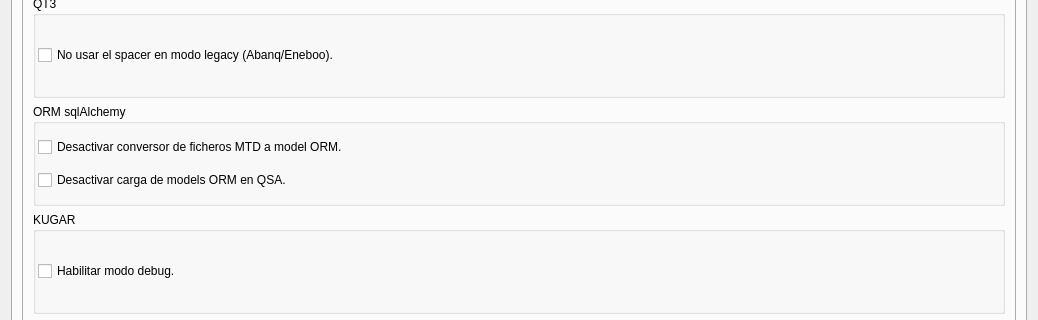
First picture: the form in pineboolib/system_module/forms/ebcomportamiento.ui, repository Aulla/pineboo, before the edit; both pictures show x 0 to 1038 and y 328 to 648 of the 1038 by 920 pixel window.
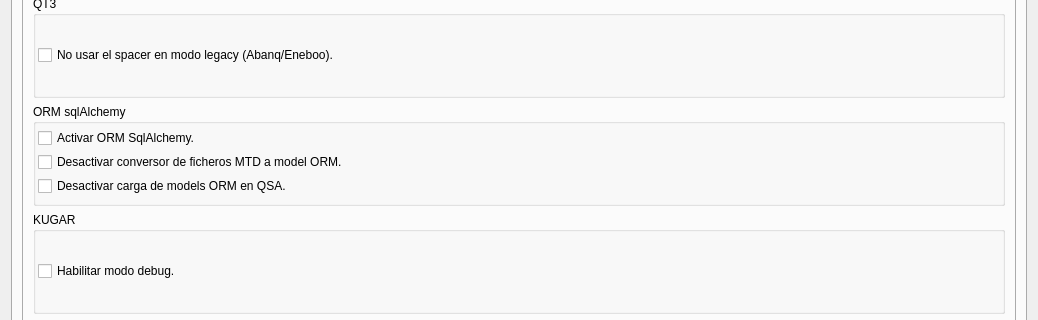
Second picture: the form after the edit.

Commit message: ORM se puede activar o desactivar completamente desde opciones de comportamiento

The edit to the form file:
```diff
--- a/pineboolib/system_module/forms/ebcomportamiento.ui
+++ b/pineboolib/system_module/forms/ebcomportamiento.ui
@@ -443,6 +443,13 @@
               <property name="bottomMargin">
                <number>2</number>
               </property>
+              <item>
+               <widget class="QCheckBox" name="cb_orm_enabled">
+                <property name="text">
+                 <string>Activar ORM SqlAlchemy.</string>
+                </property>
+               </widget>
+              </item>
               <item>
                <widget class="QCheckBox" name="cb_disable_mtdparser">
                 <property name="text">
```
The commit also changes 8 other files.
